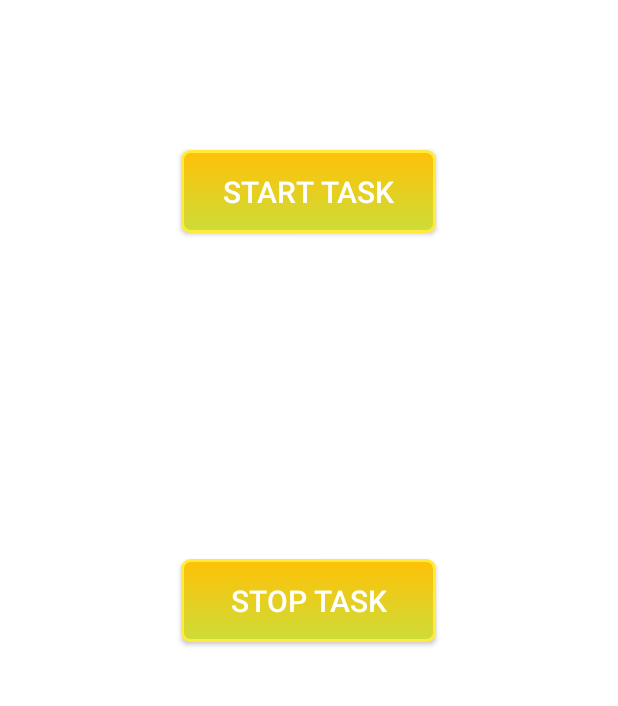
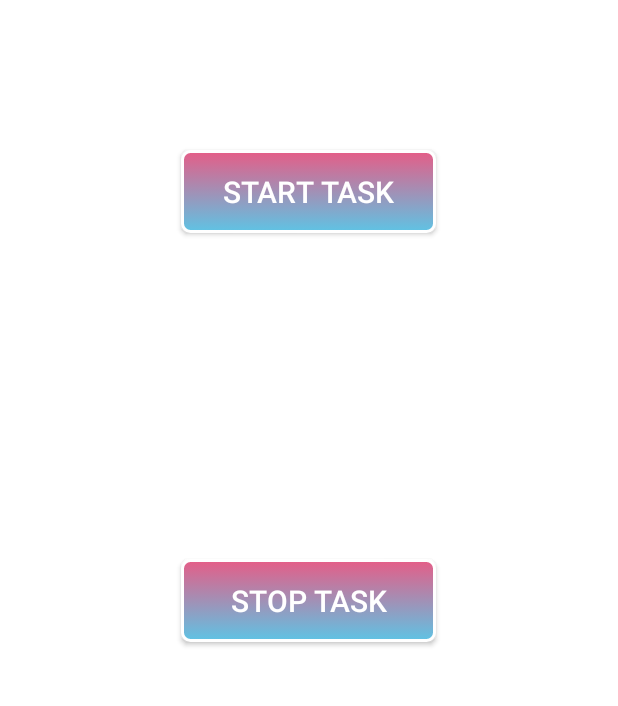
Before and after one commit to vrm-piyush/AsyncTask-App, an Android app: the screen it shows after launch (MainActivity), on a phone screen of 412 x 824 dp, the part 268-974 px from its top. Run offline under Robolectric (Android 15) with nearby library versions, the phone set to English and light mode, and no system bars.

Commit message:
Initial Commit

```diff
--- a/app/src/main/res/drawable-v24/round_button.xml
+++ b/app/src/main/res/drawable-v24/round_button.xml
@@ -3,22 +3,22 @@
     <item android:state_pressed="true" >
         <shape android:shape="rectangle"  >
             <corners android:radius="10dip" />
-            <stroke android:width="2dip" android:color="#FFEB3B" />
-            <gradient android:angle="-90" android:startColor="#D5C327" android:endColor="#9C6666"  />
+            <stroke android:width="2dip" android:color="#FF512F" />
+            <gradient android:angle="-90" android:startColor="#FF512F" android:endColor="#5FC3E4"  />
         </shape>
     </item>
     <item android:state_focused="true">
         <shape android:shape="rectangle"  >
             <corners android:radius="10dip" />
-            <stroke android:width="2dip" android:color="#FF9800" />
-            <solid android:color="#FFEB3B"/>
+            <stroke android:width="2dip" android:color="#FF512F" />
+            <solid android:color="#5FC3E4"/>
         </shape>
     </item>
     <item >
         <shape android:shape="rectangle"  >
             <corners android:radius="5dip" />
-            <stroke android:width="2dip" android:color="#FFEB3B" />
-            <gradient android:angle="-90" android:startColor="#FFC107" android:endColor="#CDDC39" />
+            <stroke android:width="2dip" android:color="#FFFFFF" />
+            <gradient android:angle="-90" android:startColor="#E55D87" android:endColor="#5FC3E4" />
         </shape>
     </item>
 </selector>
--- a/app/src/main/res/layout/activity_main.xml
+++ b/app/src/main/res/layout/activity_main.xml
@@ -9,6 +9,7 @@
     android:orientation="vertical"
     android:layout_gravity="center"
     android:layout_centerInParent="true"
+    android:background="@color/white"
     android:padding="30dp">
 
     <TextView
```
